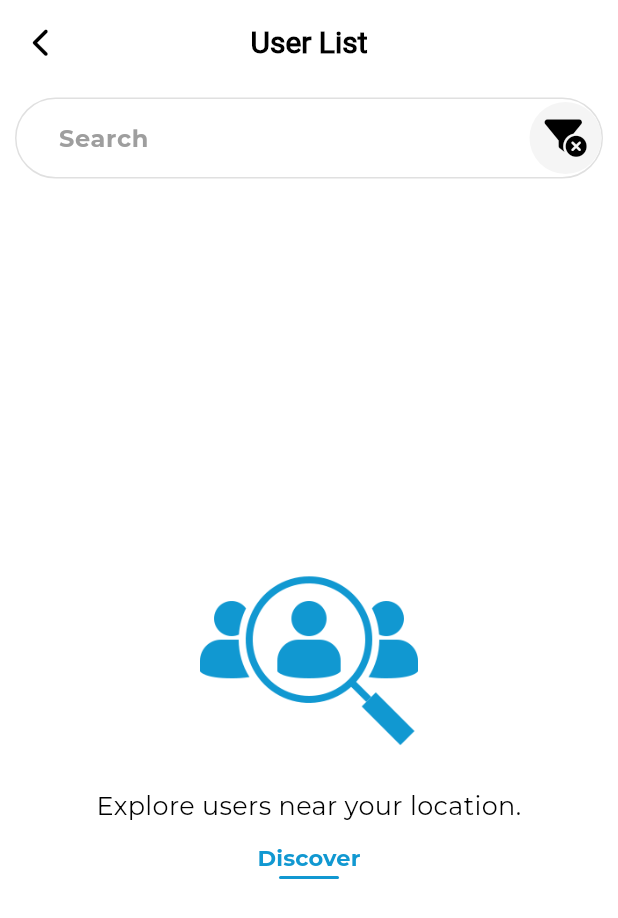
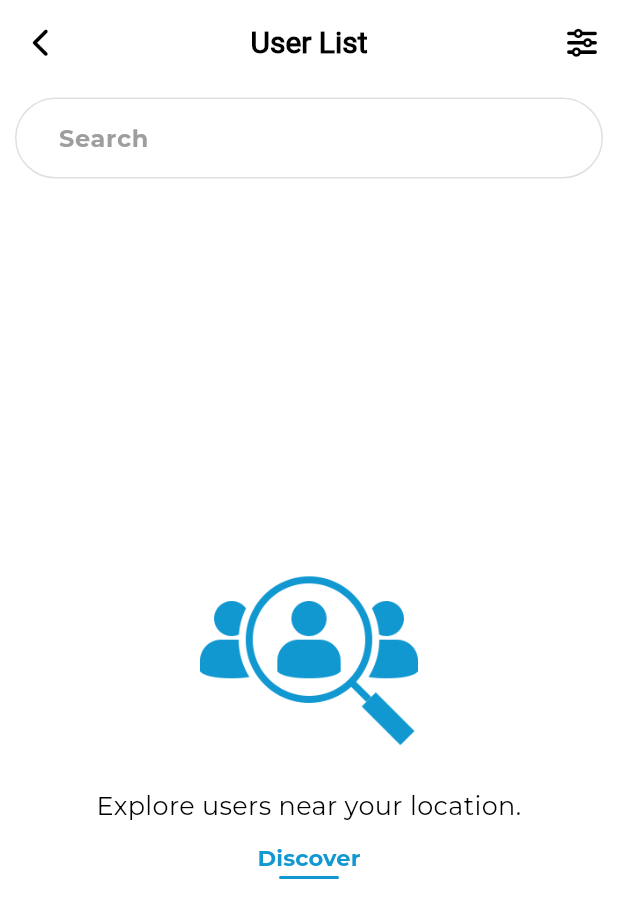
Before and after one commit to TanjonaGeek/NatifyProject, a Flutter app: the AllUserList screen opened directly, on a phone screen of 412 x 824 dp. Shown: the top 918 px of the screen. Run offline on Flutter 3.47's test engine with Material 3 defaults, Android fonts, the phone set to English and light mode, and no system bars; drawn by our look-alikes of oktoast; our stand-ins replace animated_theme_switcher, cached_network_image, carousel_slider, chewie, cloud_firestore, connectivity_plus and 36 more; missing offline and left inert: animated_dashed_circle, app_settings, custom_marker, firebase_pagination, flutter_admin_scaffold, flutter_chat_reactions and 10 more; accounts and stored records are empty; project files that could hold a hidden picture were left out.

Commit message:
encore rectification et amelioration dans le icon et desing

```diff
--- a/lib/features/User/presentation/pages/List/AllUserPage.dart
+++ b/lib/features/User/presentation/pages/List/AllUserPage.dart
@@ -1,6 +1,8 @@
 import 'package:animated_theme_switcher/animated_theme_switcher.dart';
 import 'package:font_awesome_flutter/font_awesome_flutter.dart';
 import 'package:natify/core/utils/colors.dart';
+import 'package:natify/core/utils/slideNavigation.dart';
+import 'package:natify/features/User/presentation/pages/map/filterListOfUser.dart';
 import 'package:natify/features/User/presentation/widget/list/sectionHeader.dart';
 import 'package:natify/features/User/presentation/provider/user_provider.dart';
 import 'package:natify/features/User/presentation/widget/list/sectionListOfUser.dart';
@@ -35,6 +37,14 @@ class AllUserList extends ConsumerWidget {
               Navigator.pop(context);
             },
           ),
+          actions: [
+            IconButton(
+              icon: FaIcon(FontAwesomeIcons.sliders, size: 20),
+              onPressed: () {
+                SlideNavigation.slideToPage(context, FilterPage());
+              },
+            ),
+          ],
         ),
         body: Consumer(builder: (context, ref, child) {
           final notifier = ref.watch(allUserListStateNotifier);
--- a/lib/features/User/presentation/pages/map/filterListOfUser.dart
+++ b/lib/features/User/presentation/pages/map/filterListOfUser.dart
@@ -158,7 +158,11 @@ class _FilterPageState extends ConsumerState<FilterPage> {
             ),
             actions: [
               IconButton(
-                icon: FaIcon(FontAwesomeIcons.solidTrashCan, size: 20),
+                icon: FaIcon(
+                  FontAwesomeIcons.trash,
+                  size: 20,
+                  color: Colors.red,
+                ),
                 onPressed: () => ResetFilter(),
               ),
             ],
--- a/lib/features/User/presentation/widget/list/sectionHeader.dart
+++ b/lib/features/User/presentation/widget/list/sectionHeader.dart
@@ -53,29 +53,6 @@ class _SectionHeaderState extends ConsumerState<SectionHeader> {
         decoration: InputDecoration(
           filled: widget.showFilterOption == false ? true : false,
           fillColor: Colors.grey[200],
-          suffixIcon: widget.showFilterOption == false
-              ? SizedBox.shrink()
-              : Padding(
-                  padding: const EdgeInsets.only(right: 1),
-                  child: InkWell(
-                    onTap: () {
-                      SlideNavigation.slideToPage(context, FilterPage());
-                    },
-                    child: Container(
-                        width: 48,
-                        height: 48,
-                        decoration: BoxDecoration(
-                            color: Colors.grey.shade100,
-                            borderRadius: BorderRadius.only(
-                                topLeft: Radius.circular(30),
-                                bottomLeft: Radius.circular(30),
-                                topRight: Radius.circular(30),
-                                bottomRight: Radius.circular(30))),
-                        child: Center(
-                            child: FaIcon(FontAwesomeIcons.filterCircleXmark,
-                                size: 25, color: Colors.black))),
-                  ),
-                ),
           enabledBorder: OutlineInputBorder(
             borderSide: BorderSide(color: Colors.grey.shade300),
             borderRadius: BorderRadius.all(Radius.circular(30.0)),
```
Also changed, not shown: lib/features/HomeScreen.dart (+15 -15 lines), lib/features/Storie/presentation/pages/storieViewForMe.dart (+4 -8 lines), lib/features/User/presentation/widget/list/listFollower.dart (+10 -14 lines), lib/features/User/presentation/widget/list/listFollowing.dart (+10 -14 lines), lib/features/User/presentation/widget/list/listUserBlock.dart (+9 -14 lines), assets/calendrier.png (added), assets/chat.png (added), assets/discuter (1).png (added), assets/message-de-chat.png (added), assets/police-de-caractere.png (added), assets/rechercher-une-adresse.png (added).
